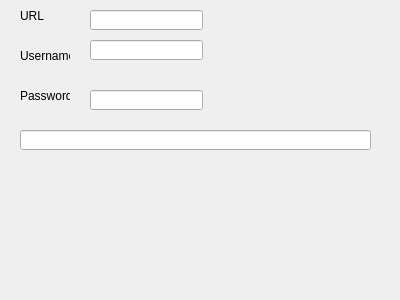
Above: src/PushDialog.ui from soramimi/Guitar before the change. Below: the same form after it.
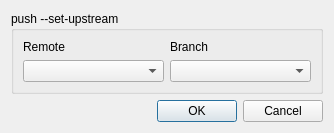
That is the form after the change.

Commit message: push --set-upstream 機能（仮）

Patch:
```diff
--- a/src/PushDialog.ui
+++ b/src/PushDialog.ui
@@ -6,92 +6,75 @@
    <rect>
     <x>0</x>
     <y>0</y>
-    <width>400</width>
-    <height>300</height>
+    <width>334</width>
+    <height>119</height>
    </rect>
   </property>
   <property name="windowTitle">
    <string>Push</string>
   </property>
-  <widget class="QLabel" name="label">
-   <property name="geometry">
-    <rect>
-     <x>20</x>
-     <y>50</y>
-     <width>50</width>
-     <height>12</height>
-    </rect>
-   </property>
-   <property name="text">
-    <string>Username</string>
-   </property>
-  </widget>
-  <widget class="QLabel" name="label_2">
-   <property name="geometry">
-    <rect>
-     <x>20</x>
-     <y>90</y>
-     <width>50</width>
-     <height>12</height>
-    </rect>
-   </property>
-   <property name="text">
-    <string>Password</string>
-   </property>
-  </widget>
-  <widget class="QLineEdit" name="lineEdit_username">
-   <property name="geometry">
-    <rect>
-     <x>90</x>
-     <y>40</y>
-     <width>113</width>
-     <height>20</height>
-    </rect>
-   </property>
-  </widget>
-  <widget class="QLineEdit" name="lineEdit_password">
-   <property name="geometry">
-    <rect>
-     <x>90</x>
-     <y>90</y>
-     <width>113</width>
-     <height>20</height>
-    </rect>
-   </property>
-  </widget>
-  <widget class="QLineEdit" name="lineEdit_url">
-   <property name="geometry">
-    <rect>
-     <x>90</x>
-     <y>10</y>
-     <width>113</width>
-     <height>20</height>
-    </rect>
-   </property>
-  </widget>
-  <widget class="QLabel" name="label_3">
-   <property name="geometry">
-    <rect>
-     <x>20</x>
-     <y>10</y>
-     <width>50</width>
-     <height>12</height>
-    </rect>
-   </property>
-   <property name="text">
-    <string>URL</string>
-   </property>
-  </widget>
-  <widget class="QLineEdit" name="lineEdit_complete_url">
-   <property name="geometry">
-    <rect>
-     <x>20</x>
-     <y>130</y>
-     <width>351</width>
-     <height>20</height>
-    </rect>
-   </property>
-  </widget>
+  <layout class="QVBoxLayout" name="verticalLayout">
+   <item>
+    <widget class="QGroupBox" name="groupBox">
+     <property name="title">
+      <string>push --set-upstream</string>
+     </property>
+     <layout class="QGridLayout" name="gridLayout">
+      <item row="0" column="0">
+       <widget class="QLabel" name="label">
+        <property name="text">
+         <string>Remote</string>
+        </property>
+       </widget>
+      </item>
+      <item row="0" column="1">
+       <widget class="QLabel" name="label_2">
+        <property name="text">
+         <string>Branch</string>
+        </property>
+       </widget>
+      </item>
+      <item row="1" column="0">
+       <widget class="QComboBox" name="comboBox_remote"/>
+      </item>
+      <item row="1" column="1">
+       <widget class="QComboBox" name="comboBox_branch"/>
+      </item>
+     </layout>
+    </widget>
+   </item>
+   <item>
+    <layout class="QHBoxLayout" name="horizontalLayout">
+     <item>
+      <spacer name="horizontalSpacer">
+       <property name="orientation">
+        <enum>Qt::Horizontal</enum>
+       </property>
+       <property name="sizeHint" stdset="0">
+        <size>
+         <width>40</width>
+         <height>20</height>
+        </size>
+       </property>
+      </spacer>
+     </item>
+     <item>
+      <widget class="QPushButton" name="pushButton">
+       <property name="text">
+        <string>OK</string>
+       </property>
+      </widget>
+     </item>
+     <item>
+      <widget class="QPushButton" name="pushButton_2">
+       <property name="text">
+        <string>Cancel</string>
+       </property>
+      </widget>
+     </item>
+    </layout>
+   </item>
+  </layout>
  </widget>
  <resources/>
  <connections/>
```
Left out of the diff: 35 changed lines with no effect on the pictures. The commit also changes 8 other files.
